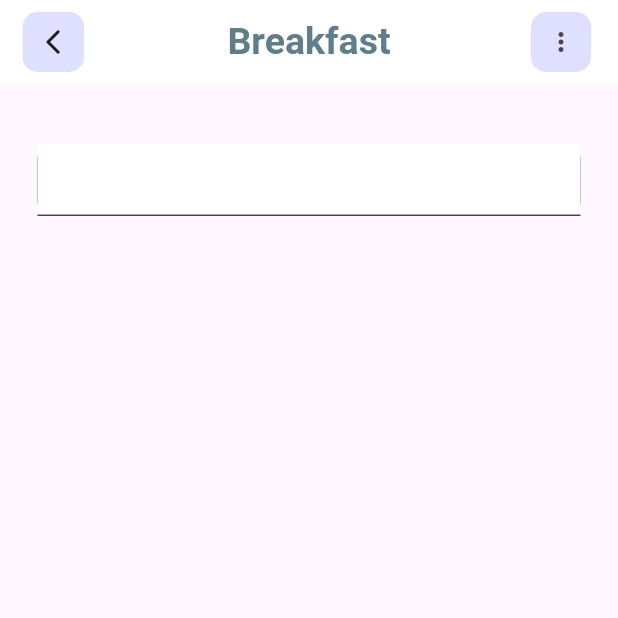
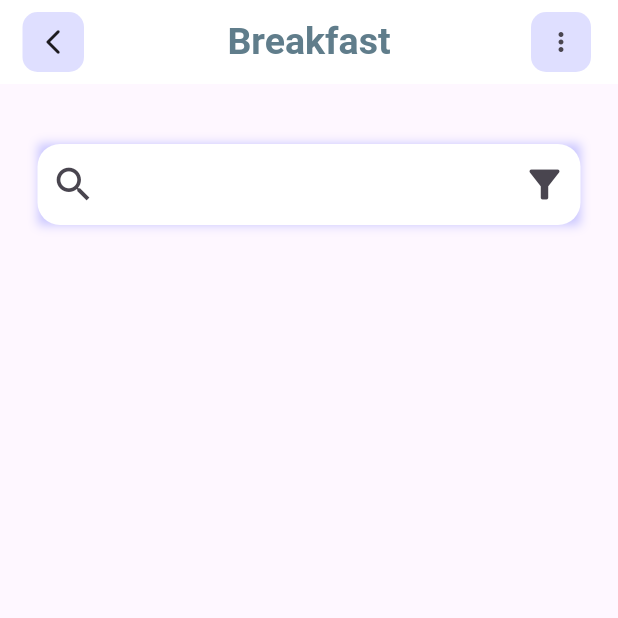
Before and after one commit to luna010209/Flutter_frontend, a Flutter app: the screen it shows after launch, on a phone screen of 412 x 824 dp, the top half of it. Run offline on Flutter 3.47's test engine with Material 3 defaults, Android fonts, the phone set to English and light mode, and no system bars; Roboto replaces fonts that are missing (Poppins).

Commit message:
body app

```diff
--- a/lib/pages/home.dart
+++ b/lib/pages/home.dart
@@ -12,10 +12,11 @@ class HomePage extends StatelessWidget {
           Container(
             margin: EdgeInsets.only(top: 40, left: 25, right: 25),
             decoration: BoxDecoration(
-              borderRadius: BorderRadius.circular(10),
               boxShadow: [
                 BoxShadow(
-                    color: Color(0xFF1D1617)
+                  color: Color(0xACABABFF),
+                  blurRadius: 5,
+                  spreadRadius: 0.0
                 )
               ],
             ),
@@ -23,7 +24,16 @@ class HomePage extends StatelessWidget {
               decoration: InputDecoration(
                 filled: true,
                 fillColor: Colors.white,
-
+                border: OutlineInputBorder(
+                  borderRadius: BorderRadius.circular(15),
+                  borderSide: BorderSide.none,
+                ),
+                contentPadding: EdgeInsets.all(15),
+                prefixIcon: Padding(
+                  padding: EdgeInsets.all(5),
+                  child: Icon(Icons.search_outlined, size: 30,),
+                ),
+                suffixIcon: Icon(Icons.filter_list_alt, size: 30,),
               ),
             ),
           )
```
